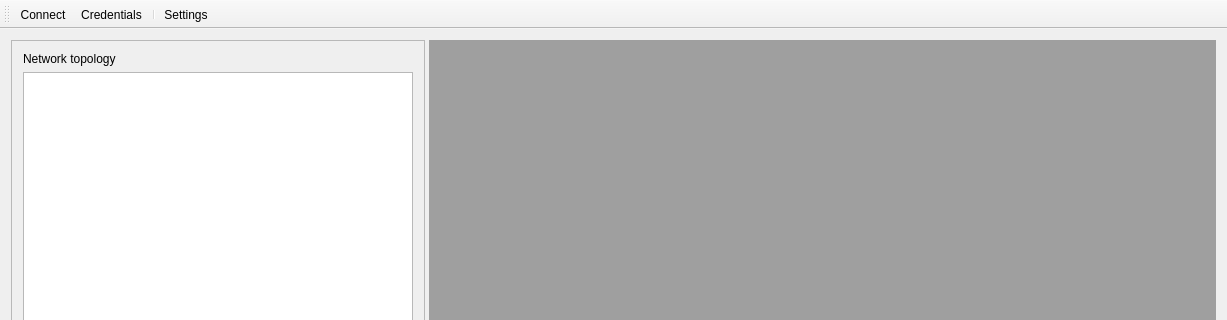
Qt form Forms/MainWindow.ui (TarlogicSecurity/PLCTool) before a commit; both pictures show x 0 to 1227 and y 0 to 320 of the 1227 by 669 pixel window.
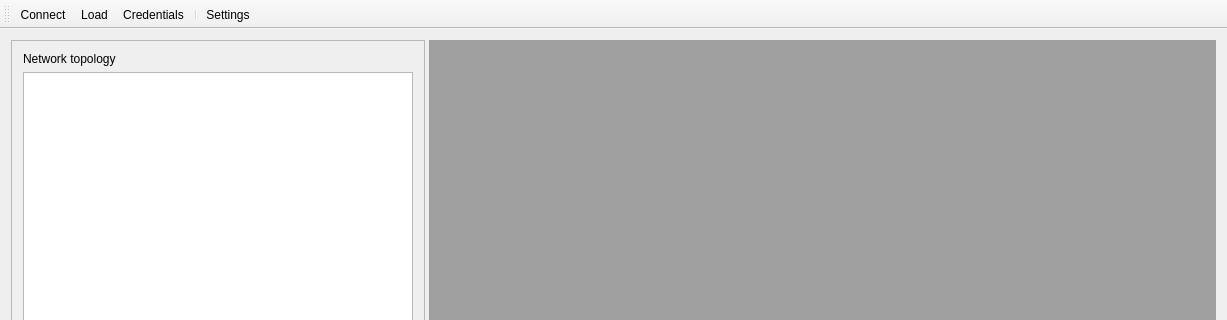
The same form after that commit.

Diff of the .ui file:
```diff
--- a/Forms/MainWindow.ui
+++ b/Forms/MainWindow.ui
@@ -69,6 +69,7 @@
     <bool>false</bool>
    </attribute>
    <addaction name="actionConnect"/>
+   <addaction name="actionLoad"/>
    <addaction name="actionCredentials"/>
    <addaction name="separator"/>
    <addaction name="actionSettings"/>
@@ -92,6 +93,11 @@
     <string>Credentials</string>
    </property>
   </action>
+  <action name="actionLoad">
+   <property name="text">
+    <string>Load</string>
+   </property>
+  </action>
  </widget>
  <layoutdefault spacing="6" margin="11"/>
  <resources/>
```
